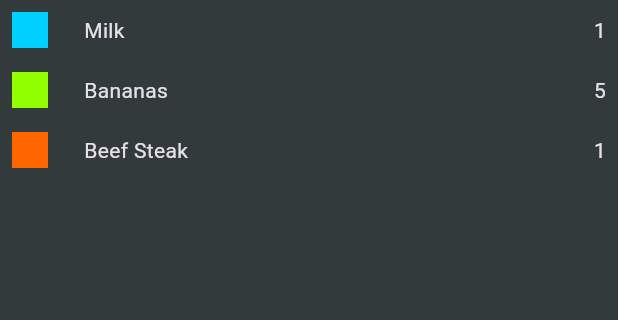
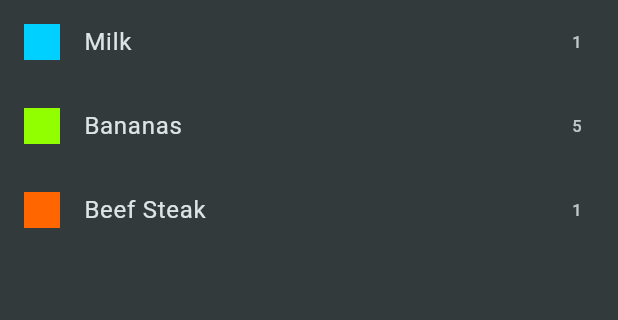
Before and after one commit to Ptriantafyll/shopping_list, a Flutter app: the screen it shows after launch, on a phone screen of 412 x 824 dp, the part 84-404 px from its top. Run offline on Flutter 3.47's test engine with Material 3 defaults, Android fonts, the phone set to English and light mode, and no system bars.

Commit message:
Converted Row into ListTile widget

```diff
--- a/lib/widgets/grocery_list.dart
+++ b/lib/widgets/grocery_list.dart
@@ -12,22 +12,14 @@ class GroceryList extends StatelessWidget {
       ),
       body: ListView.builder(
         itemCount: groceryItems.length,
-        itemBuilder: (ctx, index) => Padding(
-          padding: const EdgeInsets.all(8.0),
-          child: Row(
-            children: [
-              Container(
-                height: 24,
-                width: 24,
-                color: groceryItems[index].category.color,
-              ),
-              const SizedBox(width: 24),
-              Text(groceryItems[index].name),
-              // const SizedBox(width: 24),
-              Spacer(),
-              Text(groceryItems[index].quantity.toString())
-            ],
+        itemBuilder: (ctx, index) => ListTile(
+          title: Text(groceryItems[index].name),
+          leading: Container(
+            height: 24,
+            width: 24,
+            color: groceryItems[index].category.color,
           ),
+          trailing: Text(groceryItems[index].quantity.toString()),
         ),
       ),
     );
```
